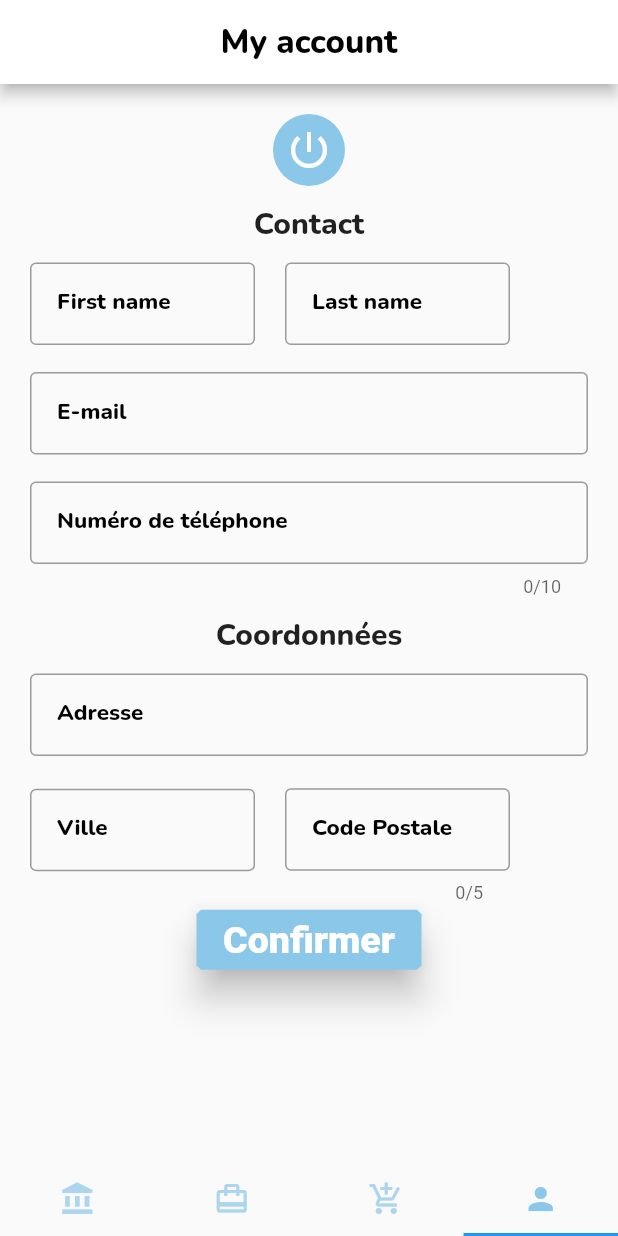
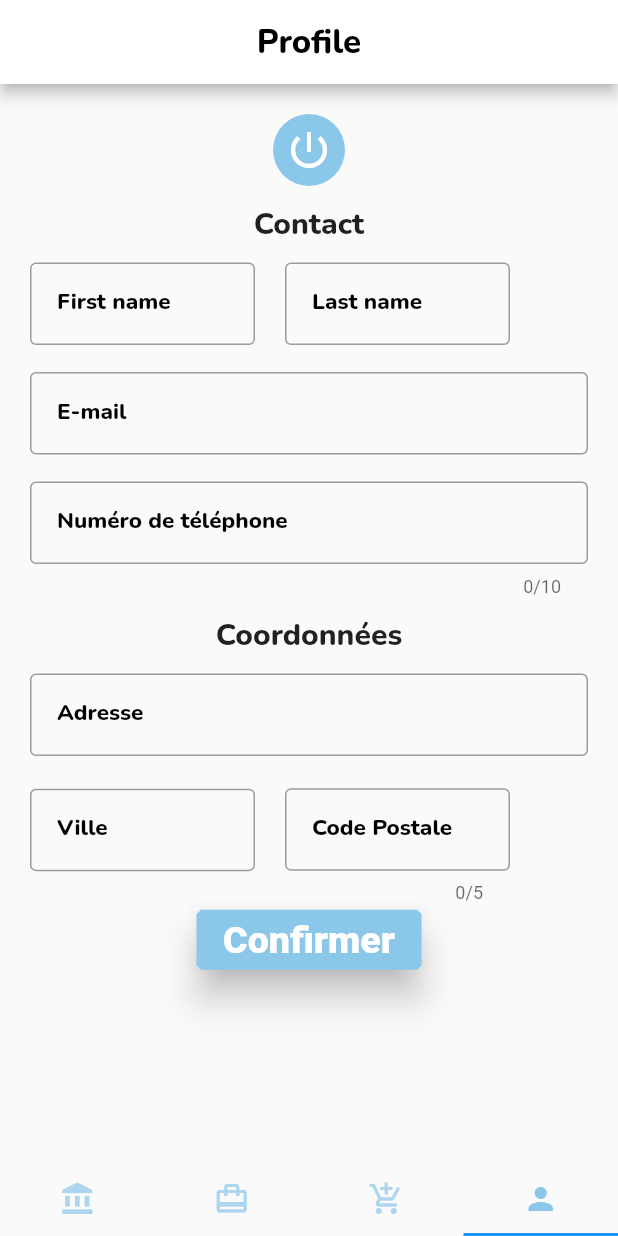
Before and after one commit to Laura398/WebSales, a Flutter app: the screen it shows after launch, item 4 of the bottom bar chosen, on a phone screen of 412 x 824 dp. Run offline on Flutter 3.47's test engine with Material 2 defaults, Android fonts, the phone set to English and light mode, and no system bars; our stand-ins replace equatable, google_fonts.

Commit message:
finition page account et page connexion manque plus que la connexion au back

```diff
--- a/lib/main.dart
+++ b/lib/main.dart
@@ -44,7 +44,7 @@ class WebSales extends StatelessWidget {
             ],
           ),
           body: TabBarView(
-            children: [Home(), MyBid(), MyAuction(), MyAccount()],
+            children: [Home(), MyBid(), MyAuction(), Auth()],
           ),
         ),
       ),
--- a/lib/src/account.page.dart
+++ b/lib/src/account.page.dart
@@ -12,24 +12,10 @@ class MyAccount extends StatefulWidget {
 class MyAccountState extends State<MyAccount> {
   @override
   Widget build(BuildContext context) {
-    return Scaffold(
-      appBar: AppBar(
-        title: Text(
-          'My account',
-          style: GoogleFonts.nunito(
-            color: Colors.black,
-            fontSize: 22,
-            fontWeight: FontWeight.w800,
-          ),
-        ),
-        centerTitle: true,
-        backgroundColor: Colors.white,
-      ),
-      body: SingleChildScrollView(
-        child: Container(
-          child: const MyAccountData(),
-          margin: const EdgeInsets.only(left: 10, right: 10),
-        ),
+    return SingleChildScrollView(
+      child: Container(
+        child: const MyAccountData(),
+        margin: const EdgeInsets.only(left: 10, right: 10),
       ),
     );
   }
--- a/lib/src/auction.page.dart
+++ b/lib/src/auction.page.dart
@@ -24,6 +24,10 @@ class MyAuctionState extends State<MyAuction> {
         centerTitle: true,
         backgroundColor: Colors.white,
       ),
+      body: const SingleChildScrollView(
+        padding: EdgeInsets.only(left: 10, top: 20),
+        child: Text('No auction yet...'),
+      ),
     );
   }
 }
--- a/lib/src/auth.signIn.dart
+++ b/lib/src/auth.signIn.dart
@@ -1,6 +1,7 @@
 import 'package:flutter/material.dart';
 import 'package:google_fonts/google_fonts.dart';
 import 'package:websales/main.dart';
+import 'package:websales/src/account.page.dart';
 
 export 'auth.signIn.dart';
 
@@ -11,12 +12,14 @@ class Auth extends StatefulWidget {
 }
 
 class AuthState extends State<Auth> {
+  bool logged = true;
+
   @override
   Widget build(BuildContext context) {
     return Scaffold(
         appBar: AppBar(
           title: Text(
-          'Authentication',
+            logged ? 'Profile' : 'Authentication',
             style: GoogleFonts.nunito(
               color: Colors.black,
               fontSize: 22,
@@ -27,12 +30,8 @@ class AuthState extends State<Auth> {
           backgroundColor: Colors.white,
         ),
         body: SingleChildScrollView(
-        child: Container(
-          child: const AuthConnexion(),
-          margin: const EdgeInsets.only(left: 30, right: 30),
-        ),
-      ),
-    );
+          child: logged ? MyAccount() : AuthConnexion(),
+        ));
   }
 }
 
@@ -47,7 +46,9 @@ class Connexion extends State<AuthConnexion> {
 
   @override
   Widget build(BuildContext context) {
-    return Form(
+    return Container(
+      padding: const EdgeInsets.only(left: 30, right: 30),
+      child: Form(
         key: _formKey,
         child: Column(
           children: <Widget>[
@@ -152,6 +153,7 @@ class Connexion extends State<AuthConnexion> {
             )
           ],
         ),
+      ),
     );
   }
 
--- a/lib/src/bid.page.dart
+++ b/lib/src/bid.page.dart
@@ -24,6 +24,10 @@ class MyBidState extends State<MyBid> {
         centerTitle: true,
         backgroundColor: Colors.white,
       ),
+      body: const SingleChildScrollView(
+        padding: EdgeInsets.only(left: 10, top: 20),
+        child: Text('No Bid yet...'),
+      ),
     );
   }
 }
```
Lines whose indentation alone changed are shown as unchanged.
